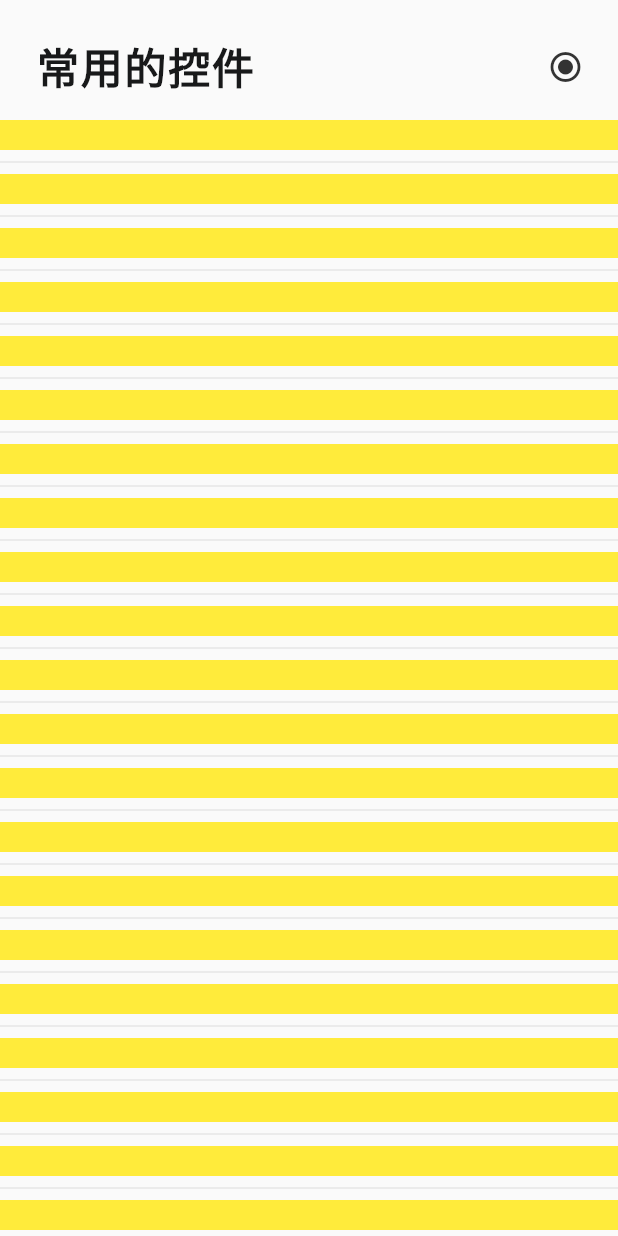
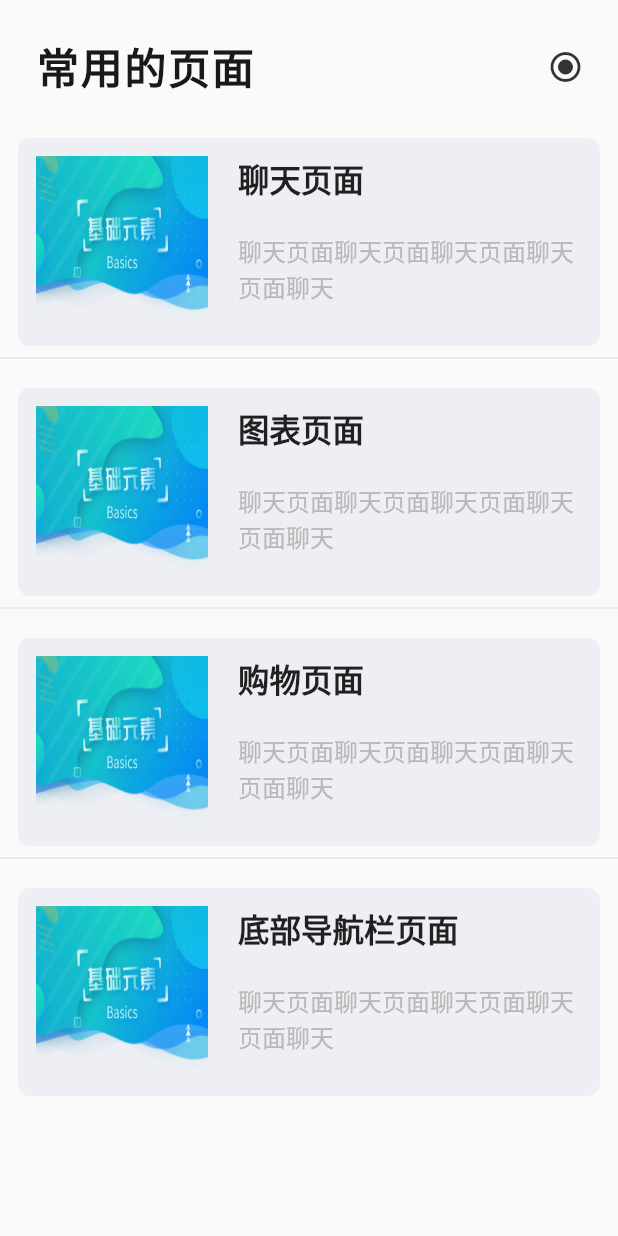
Before and after one commit to Steve-Tiga/Flutter_UI, a Flutter app: the ModularizationHomePage screen opened directly, on a phone screen of 412 x 824 dp. Run offline on Flutter 3.47's test engine with Material 2 defaults, Android fonts, the phone set to English and light mode, and no system bars; drawn by our look-alikes of oktoast; our stand-ins replace cached_network_image, dio, image_picker; missing offline and left inert: common_utils.

Commit message:
完善代码

```diff
--- a/lib/index.dart
+++ b/lib/index.dart
@@ -17,7 +17,7 @@ class IndexPage extends StatefulWidget {
 class _IndexPageState extends State<IndexPage> {
   static const double _imageSize = 25.0;
   List<Widget> _pageList;
-  final List<String> _appBarTitles = ['元素','控件','拓展','关于'];
+  final List<String> _appBarTitles = ['元素','自定义页面','拓展','关于'];
   final PageController _pageController = PageController();
 
   List<BottomNavigationBarItem> _list;
--- /dev/null
+++ b/lib/pages/modularization/Chat/chat_page.dart
@@ -0,0 +1,16 @@
+import 'package:flutter/material.dart';
+
+class ChatPage extends StatefulWidget {
+  @override
+  _ChatPageState createState() => _ChatPageState();
+}
+
+class _ChatPageState extends State<ChatPage> {
+//  List<Message> _items = List<Message>();
+  @override
+  Widget build(BuildContext context) {
+    return Scaffold(
+
+    );
+  }
+}
--- /dev/null
+++ b/lib/pages/modularization/model/modularization_list_model.dart
@@ -0,0 +1,42 @@
+import 'package:flutter/widgets.dart';
+import 'package:flutterstudy/pages/modularization/Chat/chat_page.dart';
+
+class ModularizationList {
+  ModularizationList(
+      {this.navigateScreen,
+      this.imagePath = '',
+      this.title = '',
+      this.subTitle = ''});
+
+  Widget navigateScreen;
+  String imagePath;
+  String title;
+  String subTitle;
+
+  static List<ModularizationList> homeList = [
+    ModularizationList(
+      title: '聊天页面',
+      imagePath: 'element/BasicsBg',
+      subTitle: '聊天页面聊天页面聊天页面聊天页面聊天',
+      navigateScreen: ChatPage(),
+    ),
+    ModularizationList(
+      title: '图表页面',
+      imagePath: 'element/BasicsBg',
+      subTitle: '聊天页面聊天页面聊天页面聊天页面聊天',
+      navigateScreen: ChatPage(),
+    ),
+    ModularizationList(
+      title: '购物页面',
+      imagePath: 'element/BasicsBg',
+      subTitle: '聊天页面聊天页面聊天页面聊天页面聊天',
+      navigateScreen: ChatPage(),
+    ),
+    ModularizationList(
+      title: '底部导航栏页面',
+      imagePath: 'element/BasicsBg',
+      subTitle: '聊天页面聊天页面聊天页面聊天页面聊天',
+      navigateScreen: ChatPage(),
+    ),
+    ];
+}
--- a/lib/pages/modularization/modularization_home_page.dart
+++ b/lib/pages/modularization/modularization_home_page.dart
@@ -1,5 +1,7 @@
 import 'package:flutter/material.dart';
+import 'package:flutterstudy/pages/modularization/model/modularization_list_model.dart';
 import 'package:flutterstudy/util/colors.dart';
+import 'package:flutterstudy/widgets/load_image.dart';
 
 class ModularizationHomePage extends StatefulWidget {
   @override
@@ -10,6 +12,8 @@ class _ModularizationHomePageState extends State<ModularizationHomePage>
     with TickerProviderStateMixin {
   final ScrollController scrollController = ScrollController();
   double topBarOpacity = 0.0;
+
+  List<ModularizationList> homeList = ModularizationList.homeList;
 
   @override
   void initState() {
@@ -60,7 +64,7 @@ class _ModularizationHomePageState extends State<ModularizationHomePage>
   Widget getMainListViewUI() {
     return ListView.separated(
         physics: AlwaysScrollableScrollPhysics(),
-        itemCount: 50,
+        itemCount: homeList.length,
         controller: scrollController,
         padding: EdgeInsets.only(
           top: AppBar().preferredSize.height +
@@ -71,11 +75,81 @@ class _ModularizationHomePageState extends State<ModularizationHomePage>
           return Divider();
         },
         itemBuilder: (BuildContext context, int index) {
-          return Container(
-            color: Colors.yellow,
-            height: 20,
-          );
+          return listItem(homeList[index], () {
+            Navigator.push<dynamic>(
+              context,
+              MaterialPageRoute<dynamic>(
+                builder: (BuildContext context) =>
+                    homeList[index].navigateScreen,
+              ),
+            );
+          });
         });
+  }
+
+  Widget listItem(ModularizationList listData, VoidCallback callback) {
+    return Padding(
+      padding: const EdgeInsets.only(top: 12, left: 12, right: 12, bottom: 0),
+      child: InkWell(
+        child: Container(
+          padding: const EdgeInsets.all(12),
+          decoration: BoxDecoration(
+            color: HSLColors.bg_color,
+            borderRadius: BorderRadius.circular(8.0),
+          ),
+          child: Row(
+            crossAxisAlignment: CrossAxisAlignment.start,
+            mainAxisAlignment: MainAxisAlignment.start,
+            children: [
+              Expanded(
+                child: AspectRatio(
+                  aspectRatio: 1.0,
+                  child:
+                      LoadAssetImage('${listData.imagePath}', fit: BoxFit.fill),
+                ),
+                flex: 1,
+              ),
+              SizedBox(
+                width: 20,
+              ),
+              Expanded(
+                child: Container(
+                  child: Column(
+                    crossAxisAlignment: CrossAxisAlignment.start,
+                    mainAxisAlignment: MainAxisAlignment.end,
+                    children: [
+                      Text(
+                        '${listData.title}',
+                        style: TextStyle(
+                          fontSize: 21,
+                          fontWeight: FontWeight.bold,
+                        ),
+                        textAlign: TextAlign.left,
+                        overflow: TextOverflow.ellipsis,
+                      ),
+                      SizedBox(
+                        height: 20,
+                      ),
+                      Text(
+                        '${listData.subTitle}',
+                        textAlign: TextAlign.left,
+                        style: TextStyle(color: HSLColors.dark_text,fontSize: 16),
+//                          overflow: TextOverflow.ellipsis,
+//                          softWrap: true,
+                      ),
+                    ],
+                  ),
+                ),
+                flex: 2,
+              )
+            ],
+          ),
+        ),
+        onTap: () {
+          callback();
+        },
+      ),
+    );
   }
 
   Widget getAppBarUI() {
@@ -114,7 +188,7 @@ class _ModularizationHomePageState extends State<ModularizationHomePage>
                       child: Padding(
                         padding: const EdgeInsets.all(8.0),
                         child: Text(
-                          '常用的控件',
+                          '常用的页面',
                           textAlign: TextAlign.left,
                           style: TextStyle(
                             fontWeight: FontWeight.w700,
```
Also changed, not shown: assets/images/element/BasicsBg.png (added), 4 other files.
